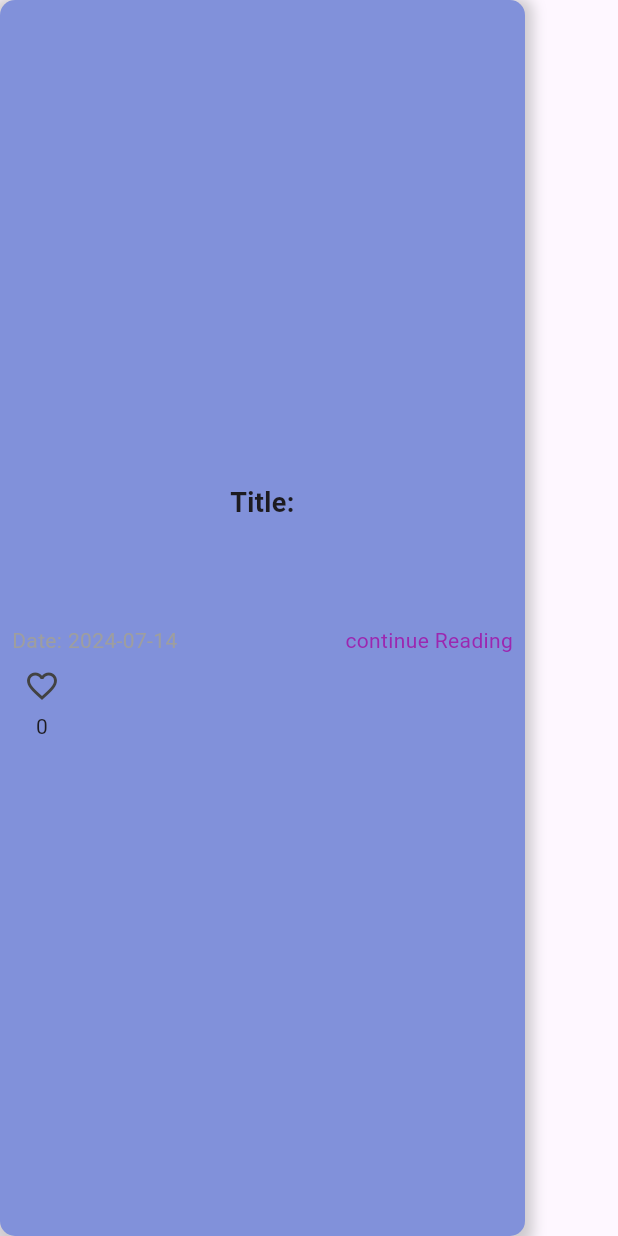
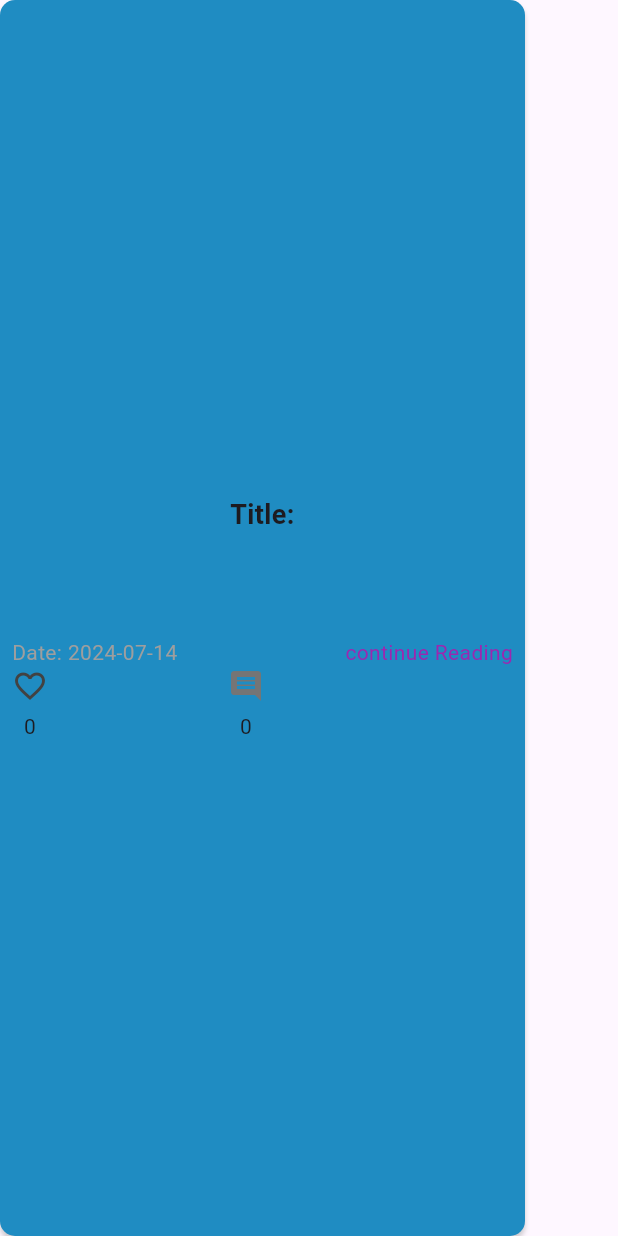
Before and after one commit to YassineSayari/StoryTime-Mobile, a Flutter app: the MyStoryContainer widget shown alone on an empty page, opened directly with empty values, on a phone screen of 412 x 824 dp. Run offline on Flutter 3.47's test engine with Material 3 defaults, Android fonts, the phone set to English and light mode, and no system bars; our stand-ins replace cached_network_image, cloud_firestore, firebase_auth, firebase_core, firebase_storage, flutter_animate and 8 more; accounts and stored records are empty; network calls fail.

Commit message:
added comments in frontend

```diff
--- a/storytime-frontend/lib/models/story_model.dart
+++ b/storytime-frontend/lib/models/story_model.dart
@@ -6,6 +6,7 @@ class Story {
   bool isShared;
   String owner;
   List<String> likes;
+ // List<String> comments;
 
 
   Story({
@@ -16,6 +17,7 @@ class Story {
     required this.isShared,
     required this.owner,
     required this.likes,
+    //required this.comments,
   });
 
   // Factory constructor to create a Story from JSON
@@ -28,6 +30,7 @@ class Story {
       isShared: json['isShared'] ?? false,
       owner: json['Owner'] != null ? json['Owner']['_id'] ?? '' : '',
       likes: List<String>.from(json['Likes'] ?? []),
+      //comments :  List<String>.from(json['Comments'] ?? []),
     );
   }
 
@@ -41,6 +44,7 @@ class Story {
       'isShared': isShared,
       'Owner': owner,
       'Likes': likes,
+     // 'Comments': comments,
     };
   }
 
--- /dev/null
+++ b/storytime-frontend/lib/services/comment_service.dart
@@ -0,0 +1,26 @@
+import 'dart:convert';
+import 'package:http/http.dart' as http;
+import 'package:storytime/const.dart';
+import 'package:storytime/models/comment_model.dart';
+
+class CommentService{
+  final String apiUrl = '$baseUrl/api/v1/comments';
+
+  Future<List<Comment>> getCommentsForStory(String storyId) async {
+    print("FETCHING COMMENTS /////////// $storyId");
+    final response = await http.get(Uri.parse("$apiUrl/getCommentsForStory/$storyId"));
+    print(response.statusCode);
+    print(response.body);
+        if (response.statusCode == 200) {
+      print("::::::::::got COMMENTS::::::::::");
+          final List<dynamic> jsonData = json.decode(response.body);
+      return jsonData.map((eventData) => Comment.fromJson(eventData)).toList();
+    } else {
+      throw Exception('Failed to load COMMENTS');
+    }
+  }
+
+
+
+
+}
--- a/storytime-frontend/lib/widgets/mystory_container.dart
+++ b/storytime-frontend/lib/widgets/mystory_container.dart
@@ -1,6 +1,9 @@
 import 'package:flutter/material.dart';
 import 'package:storytime/components/like_button.dart';
+import 'package:storytime/components/comment_button.dart';
+import 'package:storytime/models/comment_model.dart';
 import 'package:storytime/models/story_model.dart';
+import 'package:storytime/services/comment_service.dart';
 import 'package:storytime/services/shared_preferences.dart';
 import 'package:storytime/services/stories_service.dart';
 import 'package:storytime/story.dart';
@@ -22,6 +25,8 @@ class _MyStoryContainerState extends State<MyStoryContainer> {
 
   bool isLiked=false;
   final StoryService storyService = StoryService();
+  final CommentService commentService = CommentService();
+  late  List<Comment> _comments=[];
 
   @override
   void initState()
@@ -35,6 +40,7 @@ class _MyStoryContainerState extends State<MyStoryContainer> {
         });
       }
     });
+    loadComments();
   }
 
 
@@ -52,6 +58,20 @@ class _MyStoryContainerState extends State<MyStoryContainer> {
       });
     } catch (error) {
       print("Error loading user info: $error");
+    }
+  }
+
+  Future<void> loadComments() async {
+    try {
+      print("loading comments for story:::::::::::::: ${widget.story.id}");
+      final comments = await commentService.getCommentsForStory(widget.story.id!);
+      setState(() {
+        // Assuming you have a variable in the state to hold comments
+        _comments = comments;
+        print("Comments loaded: ${comments.length}");
+      });
+    } catch (error) {
+      print("Error loading comments::::::::::::: $error");
     }
   }
 
@@ -86,19 +106,22 @@ class _MyStoryContainerState extends State<MyStoryContainer> {
 
 
 
+
+
+
   @override
   Widget build(BuildContext context) {
    return  Container(
       decoration: BoxDecoration(
         shape: BoxShape.rectangle,
-        color: Color(0xff8191da),
+        color: const Color.fromARGB(255, 31, 140, 194),
         borderRadius: BorderRadius.circular(10),
         boxShadow: [
           BoxShadow(
             color: Colors.grey.withOpacity(0.5),
-            spreadRadius: 5,
-            blurRadius: 7,
-            offset: Offset(0, 3), // changes position of shadow
+            //spreadRadius: 5,
+            blurRadius: 2,
+            offset: const Offset(0, 3), // changes position of shadow
           ),
         ],
       ),
@@ -126,7 +149,7 @@ class _MyStoryContainerState extends State<MyStoryContainer> {
                 fontSize: 16.0,
               ),
             ),
-            SizedBox(height: 30),
+            const SizedBox(height: 30),
 
           const SizedBox(height: 8.0),
           Row(
@@ -135,90 +158,47 @@ class _MyStoryContainerState extends State<MyStoryContainer> {
                 'Date: ${widget.story.date.toLocal().toIso8601String().substring(0, 10)}', // Formatting date to 'YYYY-MM-DD'
                 style: const TextStyle(color: Colors.grey),
               ),
-              Spacer(),
+              const Spacer(),
               GestureDetector(
                   onTap: () {
                       Navigator.of(context).push(
                     MaterialPageRoute(
-                      builder: (context) => ReadStory(story: widget.story.story, topic: widget.story.title,),
+                      builder: (context) => ReadStory(story: widget.story,comments: _comments),
                     ),
                   );
                 },
 
-                child: Text("continue Reading",style: TextStyle(color: Colors.purple),
+                child: const Text("continue Reading",style: TextStyle(color: Colors.purple),
                 ),
                 ),
             ],
           ),
-            Align(
-              alignment: Alignment.bottomLeft,
-              child: Padding(
-                padding: const EdgeInsets.all(8.0),
-                child: Column(
+            Row(
+              children: [
+                Column(
                   children: [
                   LikeButton(isLiked: isLiked, onTap:toggleLike),
-                    SizedBox(height: 5),
+                    const SizedBox(height: 5),
                     Text(widget.story.likes.length.toString()),
                   ],
                 ),
-              ),
+                const SizedBox(width: 120),
+            Column(
+              children: [
+                CommentButton(
+                  onTap: (){
+
+                  },
+                ),
+                 const SizedBox(height: 5),
+                Text(_comments.length.toString()),
+              ],
+            ),
+              ],
             ),
           ],
         ),
       ),
     );
-    // return Container(
-    //   margin: const EdgeInsets.all(8.0),
-    //   padding: const EdgeInsets.all(16.0),
-    //   decoration: BoxDecoration(
-    //     border: Border.all(color: Colors.grey),
-    //     borderRadius: BorderRadius.circular(8.0),
-    //   ),
-    //   child: Column(
-    //     crossAxisAlignment: CrossAxisAlignment.start,
-    //     children: [
-    //       Text(
-    //         story.title,
-    //         style: const TextStyle(
-    //           fontSize: 18.0,
-    //           fontWeight: FontWeight.bold,
-    //         ),
-    //       ),
-    //       const SizedBox(height: 8.0),
-    //       Text(
-    //         story.story,
-    //         maxLines: 2,
-    //         overflow: TextOverflow.ellipsis,
-    //         style: const TextStyle(
-    //           fontSize: 16.0,
-    //         ),
-    //       ),
-    //       const SizedBox(height: 8.0),
-    //       Row(
-    //         children: [
-    //           Text(
-    //             'Date: ${story.date.toLocal().toIso8601String().substring(0, 10)}', // Formatting date to 'YYYY-MM-DD'
-    //             style: const TextStyle(color: Colors.grey),
-    //           ),
-    //           Spacer(),
-    //           GestureDetector(
-    //               onTap: () {
-    //                   Navigator.of(context).push(
-    //                 MaterialPageRoute(
-    //                   builder: (context) => ReadStory(topic: story.title, story: story.story),
-    //                 ),
-    //               );
-    //             },
-
-    //             child: Text("continue Reading",style: TextStyle(color: Colors.purple),
-    //             ),
-    //             ),
-    //         ],
-    //       ),
-
-
-    //     ],
-    //   ),
-    // );
   }
 }
```
Also changed, not shown: storytime-frontend/lib/homePage.dart (+6 -6 lines), storytime-frontend/lib/models/comment_model.dart (added, +71 -0 lines), storytime-frontend/lib/services/stories_service.dart (+10 -0 lines), storytime-frontend/lib/story.dart (+78 -7 lines), 7 other files.
